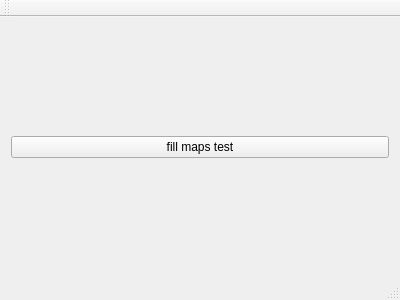
First picture: the form in App/AppCmdTest/cmdmainwindow.ui, repository tiangaomingjing/ServoDriveTech, before the edit.
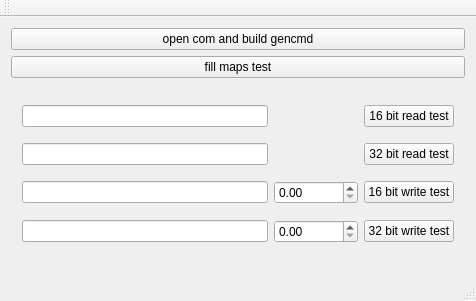
Second picture: the form after the edit.

What changed in the file:
```diff
--- a/App/AppCmdTest/cmdmainwindow.ui
+++ b/App/AppCmdTest/cmdmainwindow.ui
@@ -6,8 +6,8 @@
    <rect>
     <x>0</x>
     <y>0</y>
-    <width>400</width>
-    <height>300</height>
+    <width>476</width>
+    <height>301</height>
    </rect>
   </property>
   <property name="windowTitle">
@@ -15,6 +15,13 @@
   </property>
   <widget class="QWidget" name="centralWidget">
    <layout class="QVBoxLayout" name="verticalLayout">
+    <item>
+     <widget class="QPushButton" name="pushButton_open">
+      <property name="text">
+       <string>open com and build gencmd</string>
+      </property>
+     </widget>
+    </item>
     <item>
      <widget class="QPushButton" name="pushButton_fillmaps">
       <property name="text">
@@ -22,6 +29,66 @@
       </property>
      </widget>
     </item>
+    <item>
+     <widget class="QWidget" name="widget" native="true">
+      <layout class="QGridLayout" name="gridLayout">
+       <item row="0" column="2">
+        <widget class="QPushButton" name="pushButton_16Read">
+         <property name="text">
+          <string>16 bit read test</string>
+         </property>
+        </widget>
+       </item>
+       <item row="2" column="2">
+        <widget class="QPushButton" name="pushButton_16Write">
+         <property name="text">
+          <string>16 bit write test</string>
+         </property>
+        </widget>
+       </item>
+       <item row="0" column="0">
+        <widget class="QLineEdit" name="lineEdit_16r"/>
+       </item>
+       <item row="2" column="0">
+        <widget class="QLineEdit" name="lineEdit_16w"/>
+       </item>
+       <item row="3" column="0">
+        <widget class="QLineEdit" name="lineEdit_32w"/>
+       </item>
+       <item row="1" column="0">
+        <widget class="QLineEdit" name="lineEdit_32r"/>
+       </item>
+       <item row="1" column="2">
+        <widget class="QPushButton" name="pushButton_32Read">
+         <property name="text">
+          <string>32 bit read test</string>
+         </property>
+        </widget>
+       </item>
+       <item row="3" column="2">
+        <widget class="QPushButton" name="pushButton_32Write">
+         <property name="text">
+          <string>32 bit write test</string>
+         </property>
+        </widget>
+       </item>
+       <item row="2" column="1">
+        <widget class="QDoubleSpinBox" name="doubleSpinBox_16w">
+         <property name="maximum">
+          <double>4294967296.000000000000000</double>
+         </property>
+        </widget>
+       </item>
+       <item row="3" column="1">
+        <widget class="QDoubleSpinBox" name="doubleSpinBox_32w">
+         <property name="maximum">
+          <double>4294967296.000000000000000</double>
+         </property>
+        </widget>
+       </item>
+      </layout>
+     </widget>
+    </item>
    </layout>
   </widget>
   <widget class="QMenuBar" name="menuBar">
```
Left out of the diff: 2 changed lines with no effect on the pictures.
